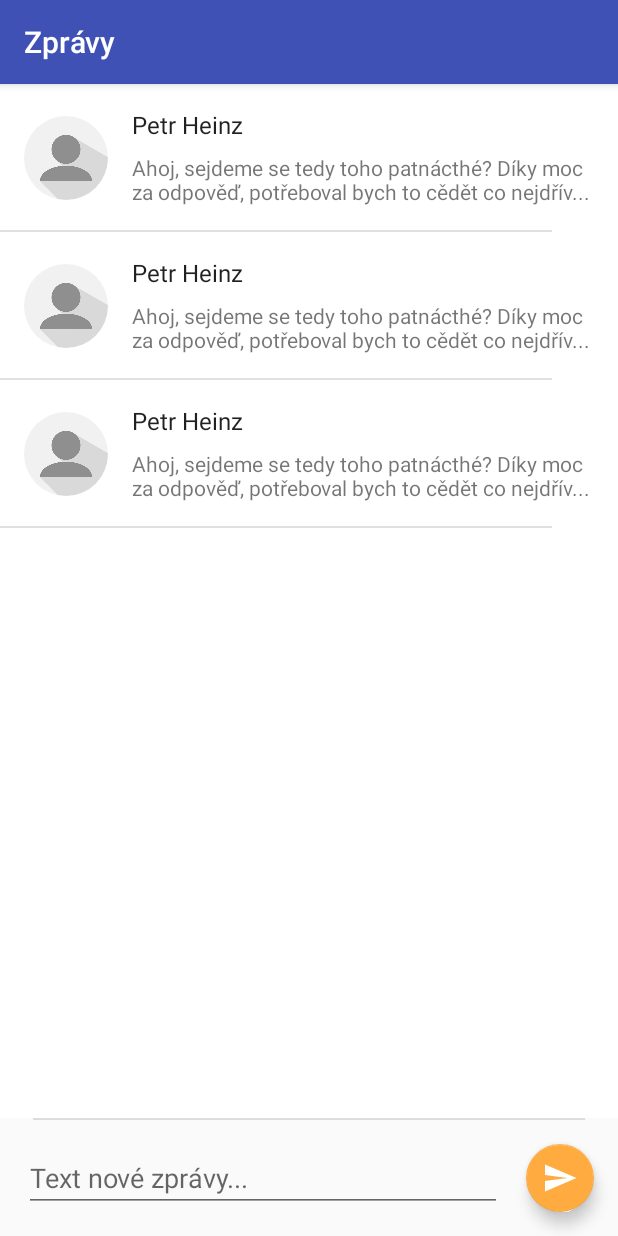
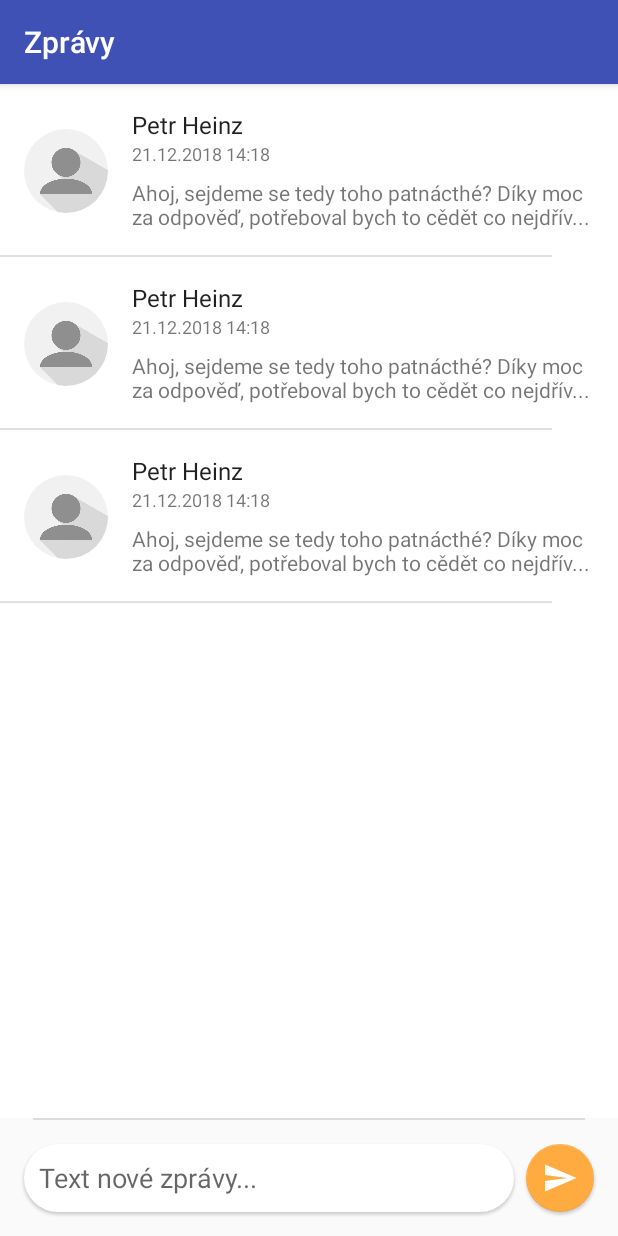
Before and after one commit to hajmajeboss/tamz2-sportmates-lite, an Android app: the layout activity_conversation.xml on its own in the app's theme, with its tools: preview values and no code run, on a phone screen of 412 x 824 dp. Run offline under Robolectric (Android 15) with nearby library versions, the phone set to English and light mode, and no system bars; plain views replace CircularImageView.

Commit message:
messaging wip

```diff
--- /dev/null
+++ b/src/main/java/cz/greapp/sportmateslite/Data/Adapters/MessageAdapter.java
@@ -0,0 +1,4 @@
+package cz.greapp.sportmateslite.Data.Adapters;
+
+public class MessageAdapter {
+}
--- /dev/null
+++ b/src/main/res/drawable/circle_text_bg.xml
@@ -0,0 +1,14 @@
+<?xml version="1.0" encoding="utf-8"?>
+<shape xmlns:android="http://schemas.android.com/apk/res/android" >
+    <stroke android:width="0dp"
+        android:color="#FCB64E"/>
+    <gradient
+        android:angle="225"
+        android:startColor="#FFFFFF"
+        android:endColor="#FFFFFF"/>
+    <corners
+        android:bottomLeftRadius="100dp"
+        android:bottomRightRadius="100dp"
+        android:topLeftRadius="100dp"
+        android:topRightRadius="100dp" />
+</shape>
--- a/src/main/res/layout/activity_conversation.xml
+++ b/src/main/res/layout/activity_conversation.xml
@@ -45,26 +45,29 @@
         android:id="@+id/floatingActionButton"
         android:layout_width="0dp"
         android:layout_height="166dp"
-        android:layout_marginTop="16dp"
         android:layout_marginEnd="16dp"
         android:layout_marginBottom="16dp"
         android:clickable="true"
+        app:elevation="1dp"
         app:fabCustomSize="45dp"
         app:layout_constraintBottom_toBottomOf="parent"
         app:layout_constraintEnd_toEndOf="parent"
-        app:layout_constraintTop_toBottomOf="@+id/myGameSwipeRefresh"
         app:srcCompat="@drawable/send" />
 
     <EditText
         android:id="@+id/editText"
         android:layout_width="0dp"
-        android:layout_height="wrap_content"
+        android:layout_height="45dp"
         android:layout_marginStart="16dp"
-        android:layout_marginEnd="16dp"
+        android:layout_marginEnd="8dp"
         android:layout_marginBottom="16dp"
+        android:background="@drawable/circle_text_bg"
+        android:elevation="1dp"
         android:ems="10"
         android:hint="Text nové zprávy..."
         android:inputType="textCapSentences"
+        android:paddingStart="10dp"
+        android:paddingEnd="10dp"
         app:layout_constraintBottom_toBottomOf="parent"
         app:layout_constraintEnd_toStartOf="@+id/floatingActionButton"
         app:layout_constraintStart_toStartOf="parent" />
--- a/src/main/res/layout/comment_list_item.xml
+++ b/src/main/res/layout/comment_list_item.xml
@@ -20,6 +20,17 @@
         app:layout_constraintTop_toTopOf="parent" />
 
     <TextView
+        android:id="@+id/playerNameText2"
+        android:layout_width="wrap_content"
+        android:layout_height="wrap_content"
+        android:layout_marginStart="16dp"
+        android:text="21.12.2018 14:18"
+        android:textAppearance="@style/TextAppearance.AppCompat.Small"
+        android:textSize="12sp"
+        app:layout_constraintStart_toEndOf="@+id/avatarImage"
+        app:layout_constraintTop_toBottomOf="@+id/playerNameText" />
+
+    <TextView
         android:id="@+id/playerEmailText"
         android:layout_width="0dp"
         android:layout_height="wrap_content"
@@ -29,7 +40,7 @@
         android:text="Ahoj, sejdeme se tedy toho patnácthé? Díky moc za odpověď, potřeboval bych to cědět co nejdřív..."
         app:layout_constraintEnd_toEndOf="parent"
         app:layout_constraintStart_toEndOf="@+id/avatarImage"
-        app:layout_constraintTop_toBottomOf="@+id/playerNameText" />
+        app:layout_constraintTop_toBottomOf="@+id/playerNameText2" />
 
     <View
         android:id="@+id/divider17"
```
Also changed, not shown: src/main/java/cz/greapp/sportmateslite/Data/Models/Message.java (added, +77 -0 lines), src/main/java/cz/greapp/sportmateslite/Data/Parsers/MessageSnapshotParser.java (added, +35 -0 lines), src/main/java/cz/greapp/sportmateslite/Data/TableGateways/MessageTableGateway.java (added, +66 -0 lines), src/main/res/menu/game_nav.xml (+8 -0 lines).
